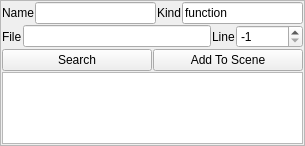
First picture: the form in CodeViewPy/ui/Search.ui, repository league1991/CodeAtlasSublime, before the edit.
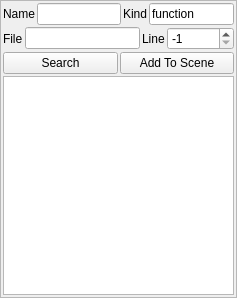
Second picture: the form after the edit.

Commit message: fix resize bug in search window

What changed in the file:
```diff
--- a/CodeViewPy/ui/Search.ui
+++ b/CodeViewPy/ui/Search.ui
@@ -6,12 +6,12 @@
    <rect>
     <x>0</x>
     <y>0</y>
-    <width>305</width>
-    <height>146</height>
+    <width>237</width>
+    <height>298</height>
    </rect>
   </property>
   <property name="sizePolicy">
-   <sizepolicy hsizetype="Expanding" vsizetype="Expanding">
+   <sizepolicy hsizetype="Expanding" vsizetype="Preferred">
     <horstretch>0</horstretch>
     <verstretch>0</verstretch>
    </sizepolicy>
@@ -19,39 +19,24 @@
   <property name="windowTitle">
    <string>Search</string>
   </property>
-  <property name="layoutDirection">
-   <enum>Qt::LeftToRight</enum>
-  </property>
   <property name="widgetResizable">
    <bool>true</bool>
   </property>
-  <property name="alignment">
-   <set>Qt::AlignLeading|Qt::AlignLeft|Qt::AlignVCenter</set>
-  </property>
   <widget class="QWidget" name="scrollAreaWidgetContents">
    <property name="geometry">
     <rect>
      <x>0</x>
      <y>0</y>
-     <width>286</width>
-     <height>147</height>
+     <width>235</width>
+     <height>296</height>
     </rect>
    </property>
-   <property name="sizePolicy">
-    <sizepolicy hsizetype="Preferred" vsizetype="Preferred">
-     <horstretch>0</horstretch>
-     <verstretch>0</verstretch>
-    </sizepolicy>
-   </property>
    <layout class="QVBoxLayout" name="verticalLayout">
     <property name="spacing">
-     <number>1</number>
-    </property>
-    <property name="sizeConstraint">
-     <enum>QLayout::SetDefaultConstraint</enum>
+     <number>2</number>
     </property>
     <property name="margin">
-     <number>1</number>
+     <number>2</number>
     </property>
     <item>
      <layout class="QHBoxLayout" name="horizontalLayout">
@@ -138,29 +123,7 @@
      </layout>
     </item>
     <item>
-     <widget class="QListWidget" name="resultList">
-      <property name="sizePolicy">
-       <sizepolicy hsizetype="Expanding" vsizetype="Expanding">
-        <horstretch>0</horstretch>
-        <verstretch>0</verstretch>
-       </sizepolicy>
-      </property>
-      <property name="minimumSize">
-       <size>
-        <width>0</width>
-        <height>0</height>
-       </size>
-      </property>
-      <property name="maximumSize">
-       <size>
-        <width>16777215</width>
-        <height>16777215</height>
-       </size>
-      </property>
-      <property name="resizeMode">
-       <enum>QListView::Fixed</enum>
-      </property>
-     </widget>
+     <widget class="QListWidget" name="resultList"/>
     </item>
    </layout>
   </widget>
```
The commit also changes 2 other files.
